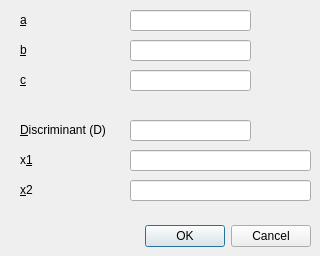
First picture: the form in vicalc/ui/quadratic_equation_dialog.ui, repository Kudaschov/ViCalc, before the edit.
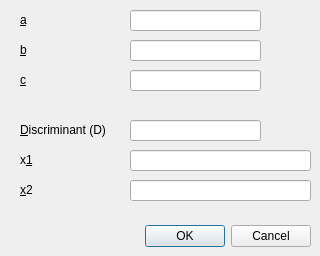
Second picture: the form after the edit. Custom widgets are drawn as their Qt base class.

```diff
--- a/vicalc/ui/quadratic_equation_dialog.ui
+++ b/vicalc/ui/quadratic_equation_dialog.ui
@@ -50,7 +50,7 @@
     <rect>
      <x>130</x>
      <y>10</y>
-     <width>121</width>
+     <width>131</width>
      <height>21</height>
     </rect>
    </property>
@@ -76,7 +76,7 @@
     <rect>
      <x>130</x>
      <y>40</y>
-     <width>121</width>
+     <width>131</width>
      <height>21</height>
     </rect>
    </property>
@@ -102,7 +102,7 @@
     <rect>
      <x>130</x>
      <y>70</y>
-     <width>121</width>
+     <width>131</width>
      <height>21</height>
     </rect>
    </property>
@@ -128,7 +128,7 @@
     <rect>
      <x>130</x>
      <y>120</y>
-     <width>121</width>
+     <width>131</width>
      <height>21</height>
     </rect>
    </property>
@@ -195,6 +195,13 @@
    </property>
   </widget>
  </widget>
+ <customwidgets>
+  <customwidget>
+   <class>DotLineEdit</class>
+   <extends>QLineEdit</extends>
+   <header>.dot_line_edit</header>
+  </customwidget>
+ </customwidgets>
  <resources/>
  <connections>
   <connection>
```
Left out of the diff: 6 changed lines with no effect on the pictures.
